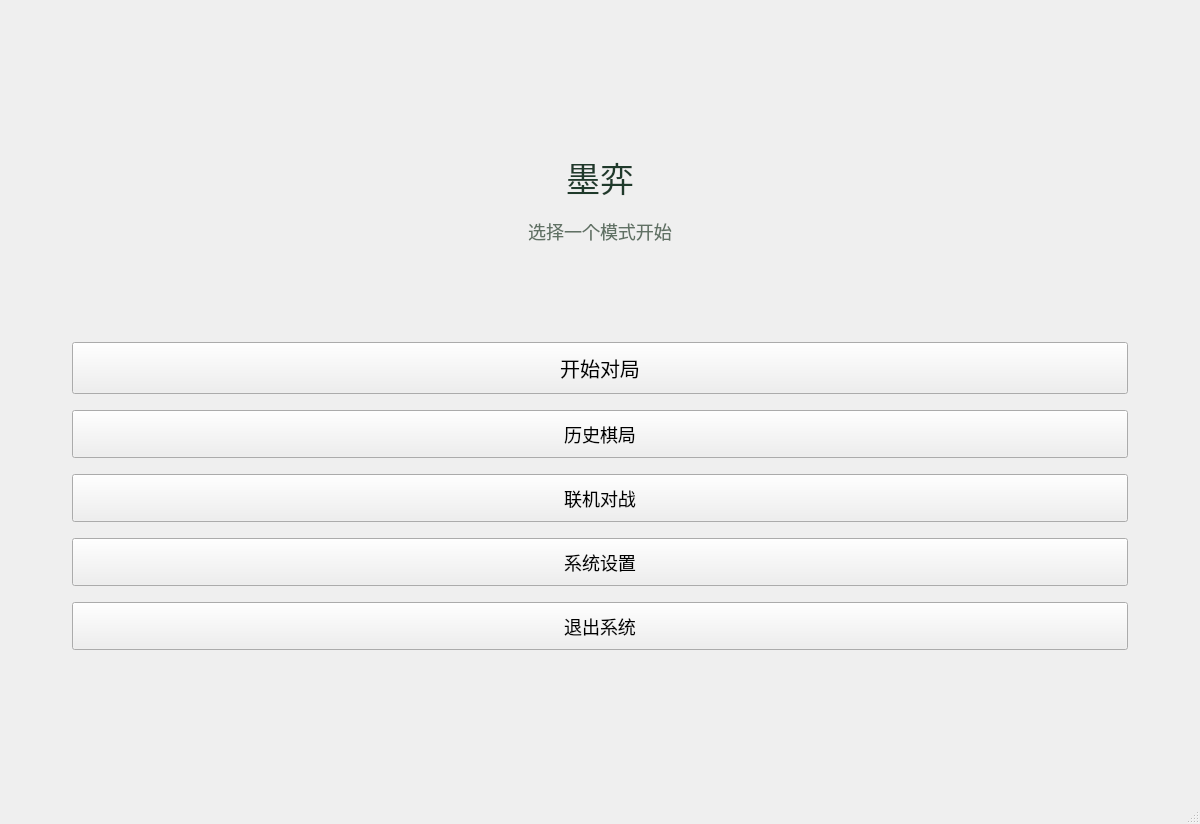
First picture: the form in src/ui/mainwindow.ui, repository zzzz-1111/gomoku, before the edit.
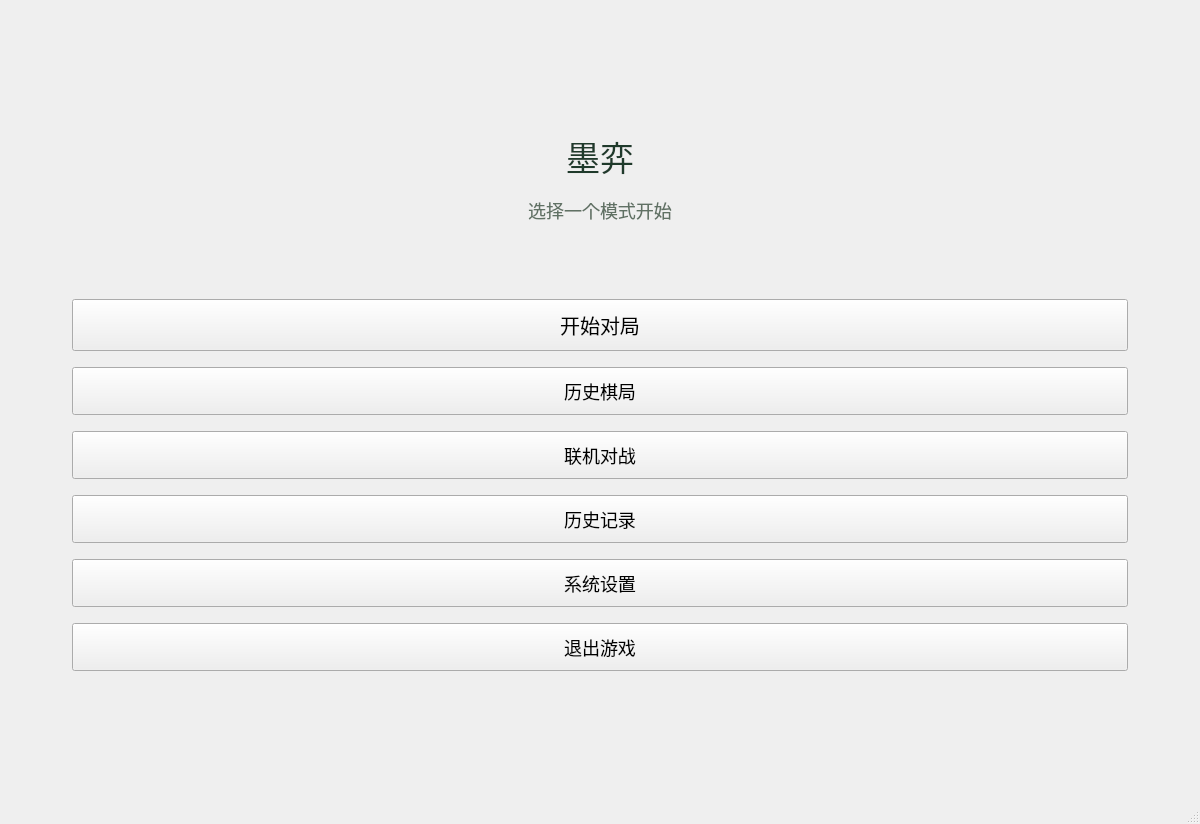
Second picture: the form after the edit. The open tabs and pages were chosen to show the change. Icons and pictures are not drawn.

Commit message: 历史记录

Diff of the .ui file:
```diff
--- a/src/ui/mainwindow.ui
+++ b/src/ui/mainwindow.ui
@@ -161,6 +161,24 @@
           </property>
          </widget>
         </item>
+        <item>
+         <widget class="QPushButton" name="historyRecordButton">
+          <property name="minimumSize">
+           <size>
+            <width>0</width>
+            <height>48</height>
+           </size>
+          </property>
+          <property name="styleSheet">
+           <string notr="true">font-family: "华文行楷";
+font-size: 18px;
+font-weight: 400;</string>
+          </property>
+          <property name="text">
+           <string>历史记录</string>
+          </property>
+         </widget>
+        </item>
         <item>
          <widget class="QPushButton" name="settingsButton">
           <property name="minimumSize">
@@ -193,7 +211,7 @@
 font-weight: 400;</string>
           </property>
           <property name="text">
-           <string>退出系统</string>
+           <string>退出游戏</string>
           </property>
          </widget>
         </item>
```
Left out of the diff: 26 changed lines with no effect on the pictures. The commit also changes 7 other files.
